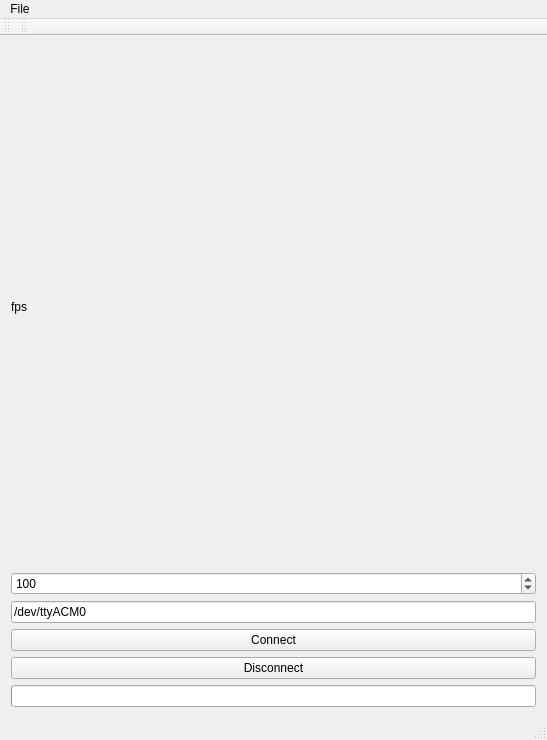
Above: linux/GUI/MainWindow.ui from ubi-agni/TactileGlove before the change. Below: the same form after it.
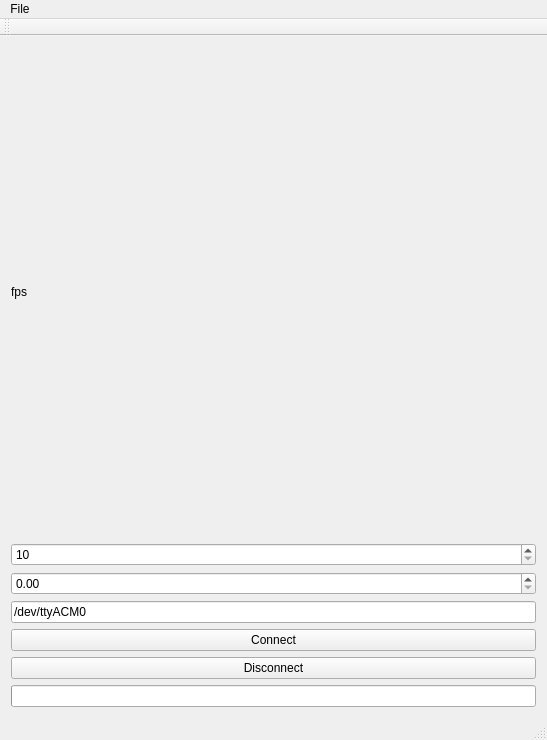
That is the form after the change.

Commit message: timer-based gui update

Diff of the .ui file:
```diff
--- a/linux/GUI/MainWindow.ui
+++ b/linux/GUI/MainWindow.ui
@@ -55,7 +55,23 @@
        <number>10</number>
       </property>
       <property name="value">
-       <number>100</number>
+       <number>10</number>
+      </property>
+     </widget>
+    </item>
+    <item>
+     <widget class="QDoubleSpinBox" name="lambdaSpinBox">
+      <property name="toolTip">
+       <string>smoothing factor (sliding average)</string>
+      </property>
+      <property name="maximum">
+       <double>1.000000000000000</double>
+      </property>
+      <property name="singleStep">
+       <double>0.010000000000000</double>
+      </property>
+      <property name="value">
+       <double>0.000000000000000</double>
       </property>
      </widget>
     </item>
@@ -134,17 +150,6 @@
     <bool>false</bool>
    </attribute>
   </widget>
-  <widget class="QToolBar" name="serialToolBar">
-   <property name="windowTitle">
-    <string>serial toolbar</string>
-   </property>
-   <attribute name="toolBarArea">
-    <enum>TopToolBarArea</enum>
-   </attribute>
-   <attribute name="toolBarBreak">
-    <bool>false</bool>
-   </attribute>
-  </widget>
   <action name="actionQuit">
    <property name="text">
     <string>Quit</string>
```
The commit also changes 2 other files.
